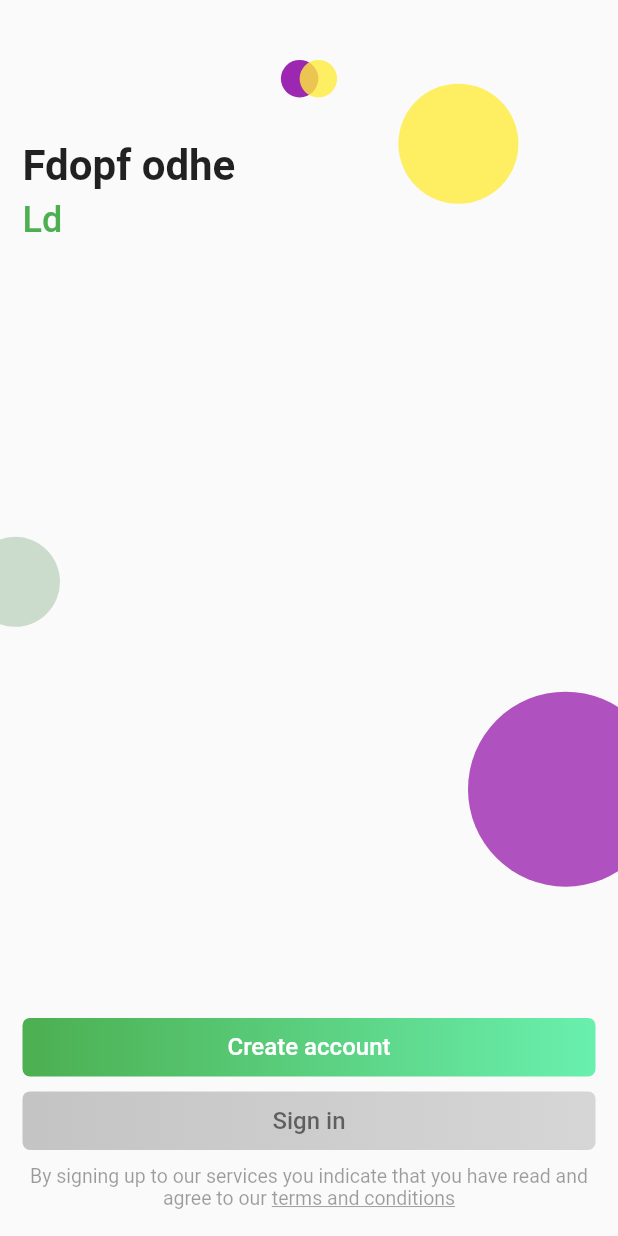
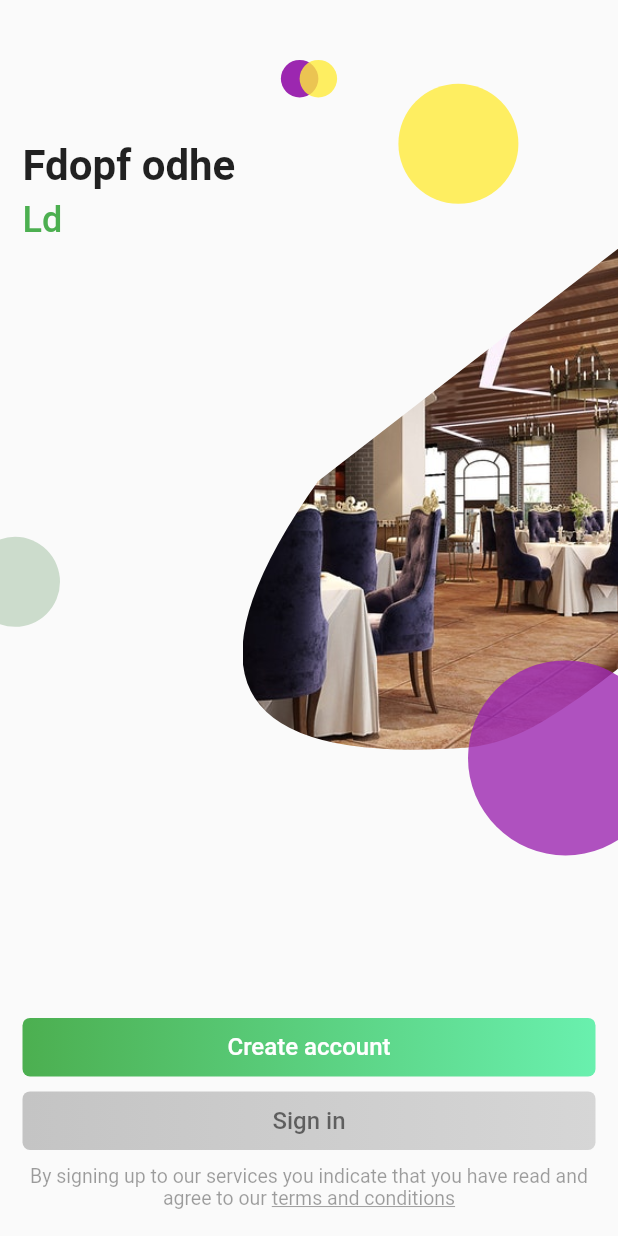
Before and after one commit to tomialagbe/flutter_ui_challenges, a Flutter app: the screen it shows after launch, on a phone screen of 412 x 824 dp. Run offline on Flutter 3.47's test engine with Material 2 defaults, Android fonts, the phone set to English and light mode, and no system bars; our stand-ins replace font_awesome_flutter.

Commit message:
Finished Challenge 2!
Implemented the image animation

```diff
--- /dev/null
+++ b/travel/lib/animated_background.dart
@@ -0,0 +1,97 @@
+import 'package:flutter/material.dart';
+
+class AnimatedBackground extends StatefulWidget {
+  @override
+  State createState() => new AnimatedBackgroundState();
+
+}
+
+class AnimatedBackgroundState extends State<AnimatedBackground>
+    with SingleTickerProviderStateMixin {
+
+  AnimationController animationController;
+  Animation<double> imageSizeAnimation;
+  Animation<double> imageSlideAnimation;
+
+  @override
+  void initState() {
+    super.initState();
+
+    animationController = new AnimationController(
+        vsync: this, duration: new Duration(milliseconds: 6000));
+    imageSizeAnimation = new Tween<double>(begin: 0.0, end: 1.0).animate(
+        new CurvedAnimation(
+            parent: animationController,
+            curve: new Interval(0.0, 0.1, curve: Curves.bounceInOut)));
+    imageSlideAnimation = new Tween<double>(begin: 0.0, end: 0.5).animate(
+        new CurvedAnimation(parent: animationController,
+            curve: new Interval(0.1, 1.0, curve: Curves.linear)));
+
+    imageSlideAnimation.addListener(() {
+      setState(() {});
+    });
+    animationController.forward();
+  }
+
+  @override
+  void dispose() {
+    animationController.dispose();
+    super.dispose();
+  }
+
+  @override
+  Widget build(BuildContext context) {
+    return new Container(
+      child: new Align(
+        alignment: new Alignment(1.0, -0.3),
+
+        child: new ClipPath(
+          child: new Image(
+              alignment: new Alignment(imageSlideAnimation.value, 0.0),
+              width: 250.0 * imageSizeAnimation.value,
+              height: 350.0 * imageSizeAnimation.value,
+              image: new AssetImage("assets/bar.jpg"),
+              fit: BoxFit.cover),
+          clipper: new _AnimatedBackgroundImageClipper(),
+        ),
+      ),
+    );
+  }
+}
+
+class _AnimatedBackgroundImageClipper extends CustomClipper<Path> {
+  @override
+  Path getClip(Size size) {
+    var ctrl;
+    var end;
+
+    Path path = new Path();
+    path.moveTo(size.width, 0.0);
+
+    path.lineTo(0.2 * size.width, size.height * 0.5 - 20);
+
+    ctrl = new Offset(-0.35 * size.width, size.height);
+    end = new Offset(0.6 * size.width, size.height * 0.95);
+    path.quadraticBezierTo(ctrl.dx, ctrl.dy, end.dx, end.dy);
+
+    path.lineTo(0.6 * size.width, size.height * 0.95);
+
+    ctrl = new Offset(0.7 * size.width, size.height - 20);
+    end = new Offset(0.8 * size.width, size.height * 0.9);
+    path.quadraticBezierTo(ctrl.dx, ctrl.dy, end.dx, end.dy);
+
+    path.lineTo(0.8 * size.width, size.height * 0.9);
+
+    ctrl = new Offset(0.9 * size.width, size.height * 0.9 - 15);
+    end = new Offset(size.width, size.height * 0.8);
+    path.quadraticBezierTo(ctrl.dx, ctrl.dy, end.dx, end.dy);
+
+    path.lineTo(size.width, size.height * 0.8);
+
+    path.close();
+    return path;
+  }
+
+  @override
+  bool shouldReclip(CustomClipper<Path> oldClipper) => true;
+}
--- a/travel/lib/landing_page.dart
+++ b/travel/lib/landing_page.dart
@@ -1,4 +1,5 @@
 import 'package:flutter/material.dart';
+import 'package:travel/animated_background.dart';
 import 'package:travel/animated_locations_text.dart';
 import 'package:travel/animated_text.dart';
 import 'package:travel/spread_circles.dart';
@@ -57,6 +58,7 @@ class LandingPageState extends State<LandingPage>
     return new Scaffold(
       body: new Stack(
         children: <Widget>[
+          new AnimatedBackground(),
           _buildStackedCircles(),
           new SpreadCircles(),
           _buildButtomButtons(),
--- a/travel/lib/spread_circles.dart
+++ b/travel/lib/spread_circles.dart
@@ -25,7 +25,7 @@ class SpreadCirclesState extends State<SpreadCircles>
 
     purpleCircleDiameter = new Tween<double>(begin: 0.0, end: 130.0).animate(
         new CurvedAnimation(parent: animationController,
-            curve: new Interval(0.0, 0.4, curve: Curves.bounceInOut)));
+            curve: new Interval(0.0, 0.6, curve: Curves.bounceInOut)));
 
     yellowCircleDiameter = new Tween<double>(begin: 0.0, end: 80.0).animate(
         new CurvedAnimation(parent: animationController,
@@ -59,6 +59,7 @@ class SpreadCirclesState extends State<SpreadCircles>
   @override
   Widget build(BuildContext context) {
     return new Container(
+      color: Colors.transparent,
       child: new Stack(
         children: <Widget>[
           new Align( // light green circle on the left border
@@ -71,7 +72,7 @@ class SpreadCirclesState extends State<SpreadCircles>
           ),
 
           new Align( // purple circle on the right border
-            alignment: new Alignment(1.0, 0.3),
+            alignment: new Alignment(1.0, 0.24),
             child: new Circle(
               color: Colors.purple.withOpacity(0.8),
               diameter: purpleCircleDiameter.value,
--- a/travel/pubspec.yaml
+++ b/travel/pubspec.yaml
@@ -25,6 +25,8 @@ flutter:
   # the material Icons class.
   uses-material-design: true
 
+  assets:
+    - assets/bar.jpg
   # To add assets to your application, add an assets section, like this:
   # assets:
   #  - images/a_dot_burr.jpeg
```
Also changed, not shown: travel/assets/bar.jpg (added).
